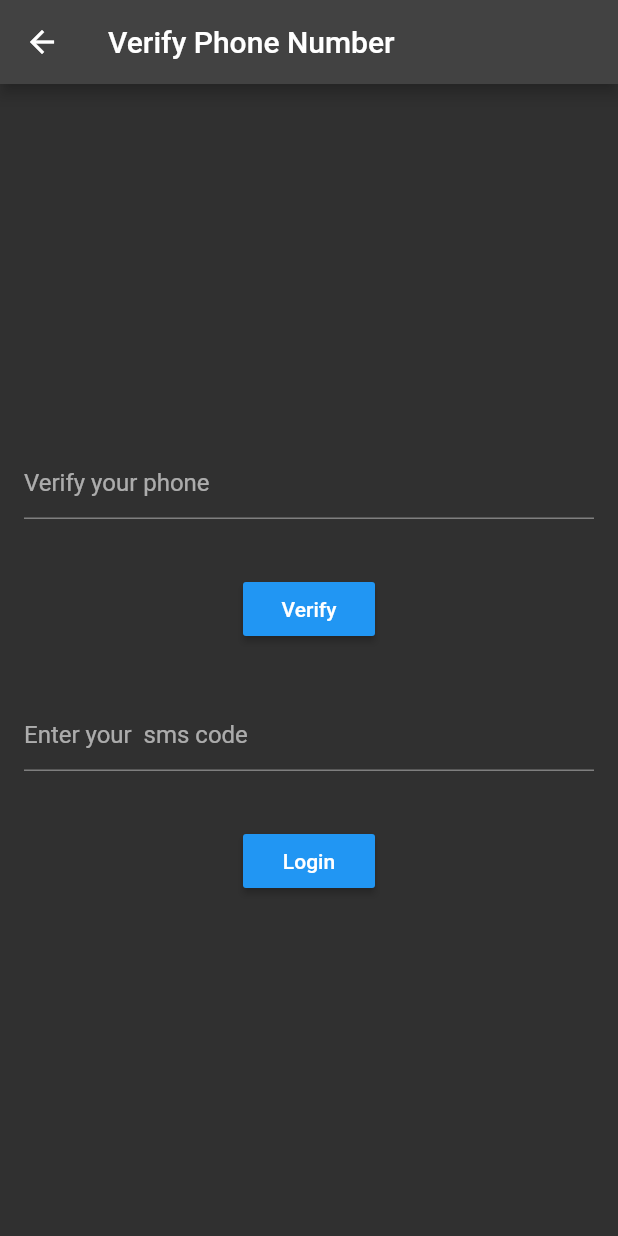
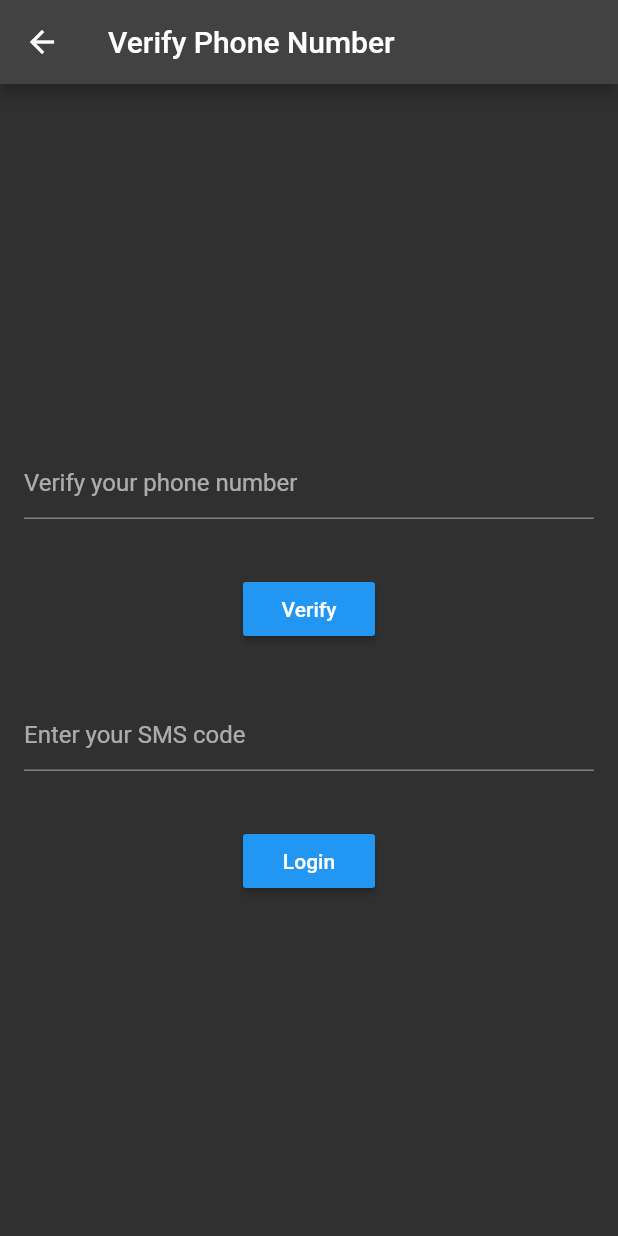
Before and after one commit to merab1/abcde, a Flutter app: the screen it shows after launch, after a tap on "Sign in with phone number", on a phone screen of 412 x 824 dp. Run offline on Flutter 3.47's test engine with Material 2 defaults, Android fonts, the phone set to English and light mode, and no system bars; our stand-ins replace firebase_auth, firebase_core, google_sign_in, shared_preferences; accounts and stored records are empty; network calls fail.

Commit message:
textfields seperated

```diff
--- a/lib/authentication_screen/phone_login.dart
+++ b/lib/authentication_screen/phone_login.dart
@@ -2,6 +2,8 @@ import 'package:abcde/authentication_screen/after_auth.dart';
 import 'package:abcde/authentication_screen/sms_code.dart';
 import 'package:flutter/material.dart';
 import 'package:firebase_auth/firebase_auth.dart';
+
+import '../widgets/custom_textfield.dart';
 
 /*enum MobileVerificationState {
   SHOW_MOBILE_FORM_STATE,
@@ -37,15 +39,12 @@ class _PhoneLoginState extends State<PhoneLogin> {
         child: Column(
           mainAxisAlignment: MainAxisAlignment.center,
           children: [
-            Padding(
-              padding: const EdgeInsets.all(16.0),
-              child: TextField(
-                keyboardType: TextInputType.phone,
-                decoration: const InputDecoration(hintText: 'Verify your phone'),
-                onChanged: ((text) {
-                  _phoneNumber = text;
-                }),
-              ),
+            CustomTextField(
+              inputText: _phoneNumber,
+              isEmailTextField: false,
+              isPassword: false,
+              isPhoneNumber: true,
+              isSmsCode: false,
             ),
             const SizedBox(
               height: 20,
@@ -103,16 +102,12 @@ class _PhoneLoginState extends State<PhoneLogin> {
             const SizedBox(
               height: 20,
             ),
-            Padding(
-              padding: const EdgeInsets.all(16.0),
-              child: TextField(
-                keyboardType: TextInputType.number,
-                decoration:
-                    const InputDecoration(hintText: 'Enter your  sms code',),
-                onChanged: ((text) {
-                  _smsCode = text;
-                }),
-              ),
+            CustomTextField(
+              inputText: _smsCode,
+              isEmailTextField: false,
+              isPassword: false,
+              isPhoneNumber: false,
+              isSmsCode: true,
             ),
             const SizedBox(
               height: 20,
--- /dev/null
+++ b/lib/widgets/custom_textfield.dart
@@ -0,0 +1,60 @@
+import 'package:flutter/material.dart';
+
+class CustomTextField extends StatefulWidget {
+  // final String hintText;
+  String inputText;
+  final bool isEmailTextField;
+  final bool isPhoneNumber;
+  final bool isPassword;
+  final bool isSmsCode;
+
+  CustomTextField({
+    //  required this.hintText,
+    required this.inputText,
+    required this.isEmailTextField,
+    required this.isPassword,
+    required this.isPhoneNumber,
+    required this.isSmsCode,
+  });
+
+  @override
+  State<CustomTextField> createState() => _CustomTextFieldState();
+}
+
+class _CustomTextFieldState extends State<CustomTextField> {
+  String mail = 'Enter your email';
+  String pass = 'Enter your password';
+  String phone = 'Verify your phone number';
+  String sms = 'Enter your SMS code';
+
+  @override
+  Widget build(BuildContext context) {
+    return Padding(
+      padding: const EdgeInsets.all(16),
+      child: TextField(
+        keyboardType: widget.isEmailTextField
+            ? TextInputType.emailAddress
+            : widget.isPhoneNumber
+                ? TextInputType.phone
+                : widget.isSmsCode
+                    ? TextInputType.number
+                    : null,
+        obscureText: widget.isPassword ? true : false,
+        decoration: InputDecoration(
+          hintText: widget.isEmailTextField
+              ? mail
+              : widget.isPassword
+                  ? pass
+                  : widget.isPhoneNumber
+                      ? phone
+                      : widget.isSmsCode
+                          ? sms
+                          : null,
+        ),
+        onChanged: ((text) {
+          widget.inputText = text;
+        }),
+      ),
+    );
+  }
+}
```
Also changed, not shown: lib/authentication_screen/login.dart (+14 -22 lines), lib/authentication_screen/registration.dart (+14 -20 lines).
